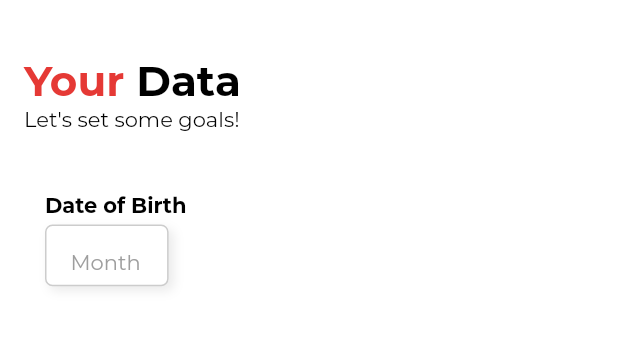
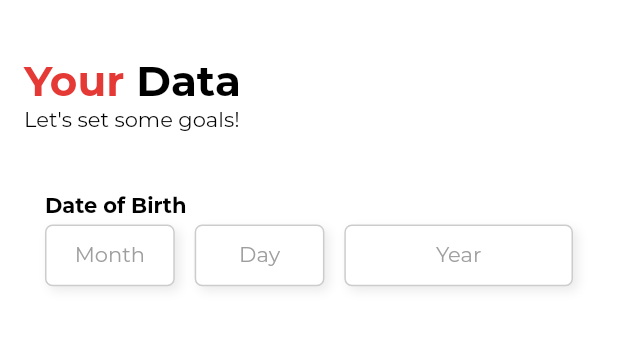
Before and after one commit to briceallard/maximize, a Flutter app: the RegisterPage screen opened directly, swiped to page 2, on a phone screen of 412 x 824 dp, the part 65-416 px from its top. Run offline on Flutter 3.47's test engine with Material 2 defaults, Android fonts, the phone set to English and light mode, and no system bars; our stand-ins replace cloud_firestore, device_preview, email_validator, firebase_auth, flutter_datetime_picker, font_awesome_flutter; accounts and stored records are empty; project files that could hold a hidden picture were left out.

```diff
--- a/lib/app/pages/register/register_page.dart
+++ b/lib/app/pages/register/register_page.dart
@@ -1,6 +1,7 @@
 import 'package:email_validator/email_validator.dart';
 import 'package:flutter/material.dart';
 import 'package:flutter/services.dart';
+import 'package:flutter_datetime_picker/flutter_datetime_picker.dart';
 import 'package:font_awesome_flutter/font_awesome_flutter.dart';
 import 'package:maximize/app/models/user_model.dart';
 import 'package:maximize/app/utils/constants/theme_data.dart';
@@ -31,6 +32,9 @@ class _RegisterPageState extends State<RegisterPage> {
   String _emailError = '';
   String _passwordError = '';
   String _passwordConfirmError = '';
+  String _dobMonth = 'Month';
+  String _dobDay = 'Day';
+  String _dobYear = 'Year';
 
   var currentPageIndex = 0.0;
 
@@ -53,6 +57,9 @@ class _RegisterPageState extends State<RegisterPage> {
     _emailError = '';
     _passwordError = '';
     _passwordConfirmError = '';
+    _dobMonth = 'Month';
+    _dobDay = 'Day';
+    _dobYear = 'Year';
   }
 
   @override
@@ -230,9 +237,13 @@ class _RegisterPageState extends State<RegisterPage> {
             fontWeight: FontWeight.w600,
           ),
         ),
+        Row(
+          mainAxisSize: MainAxisSize.max,
+          mainAxisAlignment: MainAxisAlignment.spaceBetween,
+          children: <Widget>[
             Container(
               height: MediaQuery.of(context).size.height * 0.05,
-          width: MediaQuery.of(context).size.width * 0.20,
+              width: MediaQuery.of(context).size.width * 0.21,
               padding: EdgeInsets.symmetric(horizontal: 16.0),
               margin: EdgeInsets.only(top: 5.0),
               decoration: BoxDecoration(
@@ -247,30 +258,105 @@ class _RegisterPageState extends State<RegisterPage> {
                   ),
                 ],
               ),
-          child: TextFormField(
-            controller: firstNameController,
-            validator: (value) {
-              setState(() {
-                _firstNameError = Validate(value: value).validateFirstName();
-              });
-
-              return null;
-            },
-            onSaved: (value) => setState(() => _user.fName = value),
-            keyboardType: TextInputType.text,
-            textCapitalization: TextCapitalization.words,
-            decoration: InputDecoration(
-              contentPadding: EdgeInsets.symmetric(vertical: 10.0),
-              hasFloatingPlaceholder: false,
-              border: InputBorder.none,
-              hintText: 'Month'
+              child: GestureDetector(
+                onTap: () {},
+                child: Padding(
+                  padding: EdgeInsets.symmetric(vertical: 10.0),
+                  child: Text(
+                    _dobMonth,
+                    style: TextStyle(
+                      color:
+                          _dobMonth == 'Month' ? Colors.grey : Colors.red[600],
+                      fontSize: 14.0,
+                      fontWeight: FontWeight.w500,
                     ),
-            style: TextStyle(
-              color: Colors.black,
-              fontSize: 14.0,
-              fontWeight: FontWeight.w400,
+                    textAlign: TextAlign.center,
                   ),
                 ),
+              ),
+            ),
+            Container(
+              height: MediaQuery.of(context).size.height * 0.05,
+              width: MediaQuery.of(context).size.width * 0.21,
+              padding: EdgeInsets.symmetric(horizontal: 16.0),
+              margin: EdgeInsets.only(top: 5.0),
+              decoration: BoxDecoration(
+                color: Colors.white,
+                border: Border.all(color: Colors.black.withOpacity(0.2)),
+                borderRadius: BorderRadius.circular(5.0),
+                boxShadow: [
+                  BoxShadow(
+                    color: Colors.black.withOpacity(0.08),
+                    blurRadius: 5.0,
+                    offset: Offset(3.0, 3.0),
+                  ),
+                ],
+              ),
+              child: GestureDetector(
+                onTap: () {
+                  DatePicker.showDatePicker(
+                    context,
+                    showTitleActions: true,
+                    minTime: DateTime(1930, 1, 1),
+                    maxTime: DateTime.now(),
+                    onChanged: (date) {
+                      print('change $date');
+                    },
+                    onConfirm: (date) {
+                      print('confirm $date');
+                    },
+                    currentTime: DateTime.now(),
+                    locale: LocaleType.en,
+                  );
+                },
+                child: Padding(
+                  padding: EdgeInsets.symmetric(vertical: 10.0),
+                  child: Text(
+                    _dobDay,
+                    style: TextStyle(
+                      color: _dobDay == 'Day' ? Colors.grey : Colors.red[600],
+                      fontSize: 14.0,
+                      fontWeight: FontWeight.w500,
+                    ),
+                    textAlign: TextAlign.center,
+                  ),
+                ),
+              ),
+            ),
+            Container(
+              height: MediaQuery.of(context).size.height * 0.05,
+              width: MediaQuery.of(context).size.width * 0.37,
+              padding: EdgeInsets.symmetric(horizontal: 16.0),
+              margin: EdgeInsets.only(top: 5.0),
+              decoration: BoxDecoration(
+                color: Colors.white,
+                border: Border.all(color: Colors.black.withOpacity(0.2)),
+                borderRadius: BorderRadius.circular(5.0),
+                boxShadow: [
+                  BoxShadow(
+                    color: Colors.black.withOpacity(0.08),
+                    blurRadius: 5.0,
+                    offset: Offset(3.0, 3.0),
+                  ),
+                ],
+              ),
+              child: GestureDetector(
+                onTap: () {},
+                child: Padding(
+                  padding: EdgeInsets.symmetric(vertical: 10.0),
+                  child: Text(
+                    _dobYear,
+                    style: TextStyle(
+                      color: _dobYear == 'Year' ? Colors.grey : Colors.red[600],
+                      fontSize: 14.0,
+                      fontWeight: FontWeight.w500,
+                    ),
+                    textAlign: TextAlign.center,
+                  ),
+                ),
+              ),
+            ),
+          ],
         ),
         Container(
           height: 20.0,
--- a/pubspec.yaml
+++ b/pubspec.yaml
@@ -37,18 +37,17 @@ dependencies:
   font_awesome_flutter:
   device_preview:
   email_validator:
+  flutter_datetime_picker:
 
 dev_dependencies:
   flutter_test:
     sdk: flutter
-
 
 # For information on the generic Dart part of this file, see the
 # following page: https://dart.dev/tools/pub/pubspec
 
 # The following section is specific to Flutter.
 flutter:
-
   # The following line ensures that the Material Icons font is
   # included with your application, so that you can use the icons in
   # the material Icons class.
```
Also changed, not shown: pubspec.lock. Lines whose indentation alone changed are shown as unchanged.
